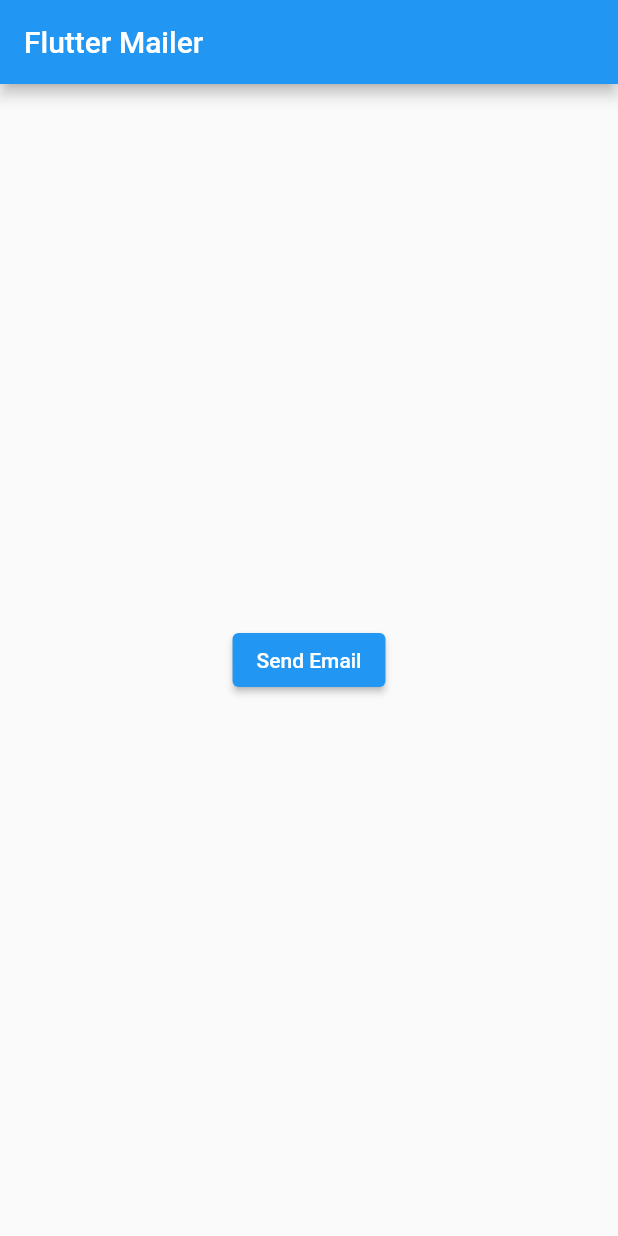
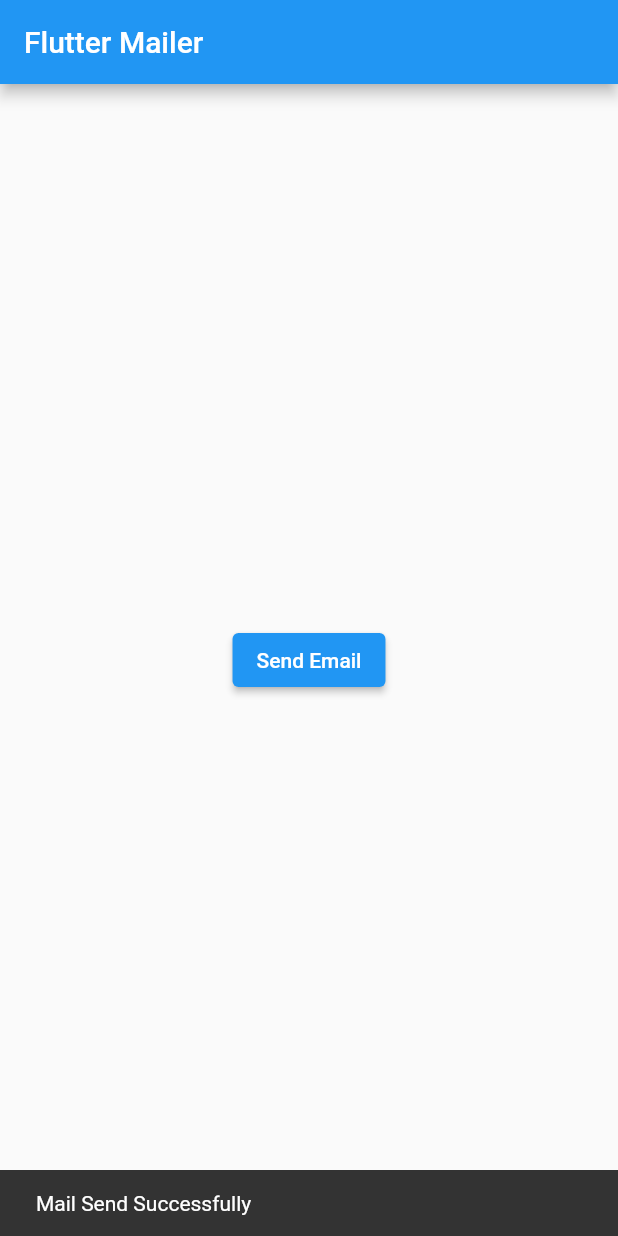
Before and after one commit to syedahmedusman2/Mailer-App, a Flutter app: the screen it shows after launch, after a tap on "Send Email", on a phone screen of 412 x 824 dp. Run offline on Flutter 3.47's test engine with Material 2 defaults, Android fonts, the light colour scheme and no system bars; missing offline and left inert: mailer.

Commit message:
add email functionality

```diff
--- a/lib/homepage.dart
+++ b/lib/homepage.dart
@@ -1,6 +1,7 @@
 import 'package:flutter/material.dart';
 import 'package:flutter/src/foundation/key.dart';
 import 'package:flutter/src/widgets/framework.dart';
+import 'package:mailerapp/send_email_function.dart';
 
 class HomePage extends StatelessWidget {
   const HomePage({Key? key}) : super(key: key);
@@ -12,7 +13,11 @@ class HomePage extends StatelessWidget {
         title: Text("Flutter Mailer"),
       ),
       body: Center(
-        child: ElevatedButton(onPressed: () {}, child: Text("Send Email")),
+        child: ElevatedButton(
+            onPressed: () {
+              sendEmail(context);
+            },
+            child: Text("Send Email")),
       ),
     );
   }
--- /dev/null
+++ b/lib/send_email_function.dart
@@ -0,0 +1,46 @@
+import 'dart:io';
+
+import 'package:flutter/material.dart';
+import 'package:mailer/mailer.dart';
+import 'package:mailer/smtp_server/gmail.dart';
+
+sendEmail(BuildContext context) async {
+  String username = 'abc@gmail.com'; //Your Email
+  String password =
+      '****************'; // 16 Digits App Password Generated From Google Account
+
+  final smtpServer = gmail(username, password);
+  // Use the SmtpServer class to configure an SMTP server:
+  // final smtpServer = SmtpServer('smtp.domain.com');
+  // See the named arguments of SmtpServer for further configuration
+  // options.
+
+  // Create our message.
+  final message = Message()
+        ..from = Address(username, 'Ahmed Usman')
+        ..recipients.add('recipient-email@gmail.com')
+        // ..ccRecipients.addAll(['abc@gmail.com', 'xyz@gmail.com']) // For Adding Multiple Recipients
+        // ..bccRecipients.add(Address('a@gmail.com')) For Binding Carbon Copy of Sent Email
+        ..subject = 'Mail from Mailer'
+        ..text = 'Hello dear, I am sending you email from Flutter application'
+      // ..html = "<h1>Test</h1>\n<p>Hey! Here's some HTML content</p>"; // For Adding Html in email
+      // ..attachments = [
+      //   FileAttachment(File('image.png'))  //For Adding Attachments
+      //     ..location = Location.inline
+      //     ..cid = '<myimg@3.141>'
+      // ]
+      ;
+
+  try {
+    final sendReport = await send(message, smtpServer);
+    print('Message sent: ' + sendReport.toString());
+    ScaffoldMessenger.of(context)
+        .showSnackBar(SnackBar(content: Text("Mail Send Successfully")));
+  } on MailerException catch (e) {
+    print('Message not sent.');
+    print(e.message);
+    for (var p in e.problems) {
+      print('Problem: ${p.code}: ${p.msg}');
+    }
+  }
+}
--- a/pubspec.yaml
+++ b/pubspec.yaml
@@ -34,7 +34,7 @@ dependencies:
   # The following adds the Cupertino Icons font to your application.
   # Use with the CupertinoIcons class for iOS style icons.
   cupertino_icons: ^1.0.2
-  flutter_mailer: ^2.0.1
+  mailer: ^5.2.0
 
 dev_dependencies:
   flutter_test:
```
Also changed, not shown: pubspec.lock.
